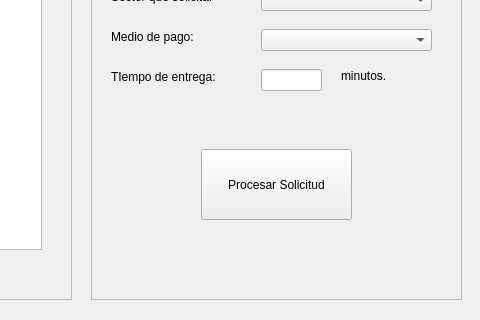
Old version of the form Flipigas/solicitante.ui in the repository emedemarcelo/FlipigasTEL102; both pictures show x 459 to 939 and y 151 to 471 of the 939 by 471 pixel window.
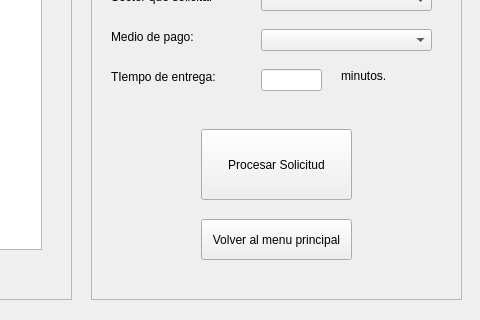
New version of the form.

```diff
--- a/Flipigas/solicitante.ui
+++ b/Flipigas/solicitante.ui
@@ -232,7 +232,7 @@
      <property name="geometry">
       <rect>
        <x>110</x>
-       <y>270</y>
+       <y>250</y>
        <width>151</width>
        <height>71</height>
       </rect>
@@ -241,6 +241,19 @@
       <string>Procesar Solicitud</string>
      </property>
     </widget>
+    <widget class="QPushButton" name="VolverSolicitudButton">
+     <property name="geometry">
+      <rect>
+       <x>110</x>
+       <y>340</y>
+       <width>151</width>
+       <height>41</height>
+      </rect>
+     </property>
+     <property name="text">
+      <string>Volver al menu principal</string>
+     </property>
+    </widget>
    </widget>
    <widget class="QFrame" name="TableFrame">
     <property name="geometry">
```
